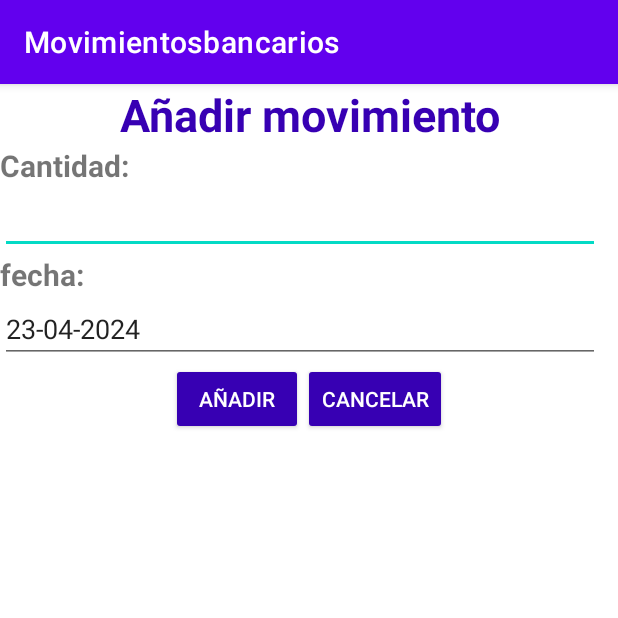
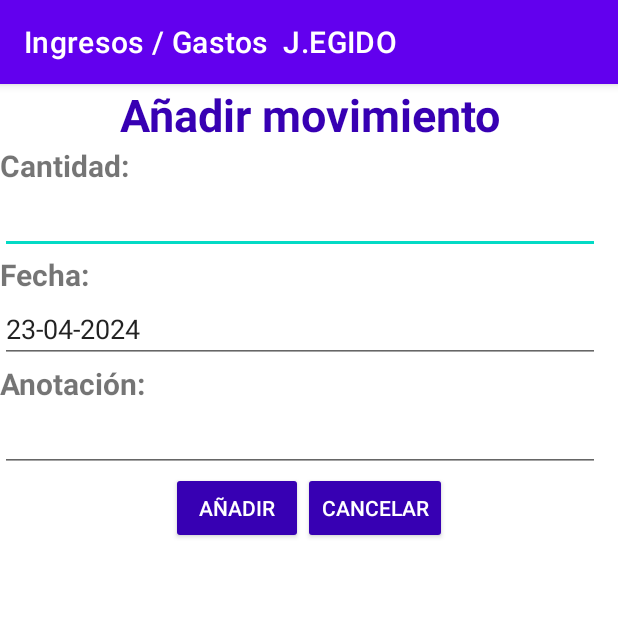
Before and after one commit to jjavier250/Movimientosbancarios, an Android app: the screen it shows after launch (MainActivityinsertar), after a tap on an icon or button, on a phone screen of 412 x 824 dp, the top half of it. Run offline under Robolectric (Android 15) with nearby library versions, the phone set to English and light mode, and no system bars.

Commit message:
Se añade borrado y borrado por linea and descripcion de gasto

```diff
--- a/app/src/main/AndroidManifest.xml
+++ b/app/src/main/AndroidManifest.xml
@@ -7,7 +7,7 @@
         android:dataExtractionRules="@xml/data_extraction_rules"
         android:fullBackupContent="@xml/backup_rules"
         android:icon="@mipmap/ic_launcher"
-        android:label="@string/app_name"
+        android:label="Ingresos / Gastos  J.EGIDO"
         android:roundIcon="@mipmap/ic_launcher_round"
         android:supportsRtl="true"
         android:theme="@style/Theme.Movimientosbancarios"
--- a/app/src/main/java/com/example/movimientosbancarios/MainActivityModificar.kt
+++ b/app/src/main/java/com/example/movimientosbancarios/MainActivityModificar.kt
@@ -26,6 +26,7 @@ class MainActivityModificar : AppCompatActivity() {
         //pintamos lo que nos ha devuelto LA BD en los edittext
         binding.txtcantidad.setText(movimientos.cantidad.toString())
         binding.txtfecha.setText(movimientos.fecha)
+        binding.txtdescripcion.setText(movimientos.desc)
 
 
 
@@ -41,7 +42,7 @@ class MainActivityModificar : AppCompatActivity() {
 
                 movimientos.cantidad = cantidad
                 movimientos.fecha=binding.txtfecha.text.toString()
-
+                movimientos.desc=binding.txtdescripcion.text.toString()
 
                 movimientosDao.update(movimientos)
 
--- a/app/src/main/java/com/example/movimientosbancarios/MainActivityinsertar.kt
+++ b/app/src/main/java/com/example/movimientosbancarios/MainActivityinsertar.kt
@@ -35,7 +35,7 @@ class MainActivityinsertar : AppCompatActivity() {
                 val cantidadTexto = binding.txtcantidad.text.toString()
                 cantidad = cantidadTexto.toInt()
 
-                var movimientos: Movimientos = Movimientos(-1, cantidad, binding.txtfecha.text.toString())
+                var movimientos: Movimientos = Movimientos(-1, cantidad, binding.txtfecha.text.toString(),binding.txtdescripcion.text.toString())
                 movimientosDao.insert(movimientos)
                 Log.i("insertar","Insertado en base de datos")
 
--- a/app/src/main/java/com/example/movimientosbancarios/adapter/MovimientosAdapter.kt
+++ b/app/src/main/java/com/example/movimientosbancarios/adapter/MovimientosAdapter.kt
@@ -11,20 +11,21 @@ import com.example.movimientosbancarios.R
 import com.example.movimientosbancarios.provider.Movimientos
 
 
-class MovimientosAdapter(private var dataSet: List<Movimientos> =listOf(), val onClickListener:(Int)->Unit) :
+class MovimientosAdapter(private var dataSet: List<Movimientos> =listOf(), val onClickListener:(Int)->Unit,private val onclickpapelera:(position:Int)->Unit) :
         RecyclerView.Adapter<MovimientosAdapter.MiViewHolder>() {
 
 
         class MiViewHolder(view: View) : RecyclerView.ViewHolder(view) {
             val cantidad: TextView
             val fecha: TextView
-
+            val papelera:ImageButton
 
 
             init {
                 // hace referencia el textview que esta en item_agenda saco 3 columnas pero mas abajo pinto 2 de la BD
                 cantidad = view.findViewById(R.id.txtcantidad)
                 fecha=view.findViewById(R.id.txtfecha)
+                papelera=view.findViewById(R.id.papelera)
 
 
             }
@@ -42,7 +43,7 @@ class MovimientosAdapter(private var dataSet: List<Movimientos> =listOf(), val o
 
             // En el MainActivity recogemos las llamdas así :   adapter = AgendaAdapter(listaAgenda, { llamarPantallaClick(it) }, {llamarPapeleraClick(it)})
             viewHolder.itemView.setOnClickListener{onClickListener(position)} // capturamos el click del control
-
+            viewHolder.papelera.setOnClickListener{onclickpapelera(position)} // capturamos el click del papelera
 
 
             //si es el de la sesion el favorito le cambio la linea de color
--- a/app/src/main/java/com/example/movimientosbancarios/provider/Movimientos.kt
+++ b/app/src/main/java/com/example/movimientosbancarios/provider/Movimientos.kt
@@ -2,18 +2,20 @@ package com.example.movimientosbancarios.provider
 
 import com.example.agenda.activities.utils.DatabaseManager
 
-class Movimientos (var id: Int, var cantidad:Int, var fecha:String) {
+class Movimientos (var id: Int, var cantidad:Int, var fecha:String,var desc:String) {
 
     companion object {
         const val TABLE_NAME = "movimientos"
         const val COLUMN_NAME_CANTIDAD = "cantidad"
         const val COLUMN_NAME_FECHA = "fecha"
+        const val COLUMN_NAME_DESC = "descripcion"
 
 
         val COLUMN_NAMES = arrayOf(
             DatabaseManager.COLUMN_NAME_ID,
             COLUMN_NAME_CANTIDAD,
-            COLUMN_NAME_FECHA
+            COLUMN_NAME_FECHA,
+            COLUMN_NAME_DESC
 
         )
     }
--- a/app/src/main/java/com/example/movimientosbancarios/utils/DatabaseManager.kt
+++ b/app/src/main/java/com/example/movimientosbancarios/utils/DatabaseManager.kt
@@ -9,14 +9,15 @@ class DatabaseManager (context: Context) : SQLiteOpenHelper(context, DATABASE_NA
 
     companion object {
         const val DATABASE_NAME = "movimientos.db"
-        const val DATABASE_VERSION = 1
+        const val DATABASE_VERSION = 2
         const val COLUMN_NAME_ID = "id"
 
         private const val SQL_CREATE_TABLE =
             "CREATE TABLE ${Movimientos.TABLE_NAME} (" +
                     "$COLUMN_NAME_ID INTEGER PRIMARY KEY AUTOINCREMENT," +
                     "${Movimientos.COLUMN_NAME_CANTIDAD} TEXT," +
-                    "${Movimientos.COLUMN_NAME_FECHA} TEXT)"
+                    "${Movimientos.COLUMN_NAME_FECHA} TEXT," +
+                    "${Movimientos.COLUMN_NAME_DESC} TEXT)"
 
         private const val SQL_DELETE_TABLE = "DROP TABLE IF EXISTS ${Movimientos.TABLE_NAME}"
     }
--- a/app/src/main/res/layout/activity_main.xml
+++ b/app/src/main/res/layout/activity_main.xml
@@ -49,13 +49,15 @@
         android:textColor="@color/white"
         android:text="balance:">
     </TextView>
+
     <ImageButton
         android:id="@+id/btnborrar"
+        style="@android:style/Widget.ImageButton"
         android:layout_width="wrap_content"
         android:layout_height="wrap_content"
         android:layout_gravity="bottom|end"
         android:src="@drawable/delete"
-    >
+        android:tint="#DD1010">
 
     </ImageButton>
 
--- a/app/src/main/res/layout/activity_main_activityinsertar.xml
+++ b/app/src/main/res/layout/activity_main_activityinsertar.xml
@@ -58,7 +58,7 @@
         <TextView
             android:layout_width="wrap_content"
             android:layout_height="wrap_content"
-            android:text="fecha:"
+            android:text="Fecha:"
             android:textSize="20dp"
             android:textStyle="bold"
             >
@@ -78,7 +78,33 @@
         </EditText>
     </LinearLayout>
 
+    <LinearLayout
+        android:layout_width="wrap_content"
+        android:layout_height="wrap_content"
+        android:orientation="horizontal"
+        >
+        <TextView
+            android:layout_width="wrap_content"
+            android:layout_height="wrap_content"
+            android:text="Anotación:"
+            android:textSize="20dp"
+            android:textStyle="bold"
+            >
+        </TextView>
+    </LinearLayout>
+    <LinearLayout
+        android:layout_width="wrap_content"
+        android:layout_height="wrap_content">
 
+        <EditText
+            android:id="@+id/txtdescripcion"
+            android:layout_width="wrap_content"
+            android:layout_height="wrap_content"
+            android:width="400dp"
+            android:maxLength="25">
+
+        </EditText>
+    </LinearLayout>
 
     <LinearLayout
         android:layout_width="match_parent"
```
Also changed, not shown: app/src/main/java/com/example/movimientosbancarios/MainActivity.kt (+68 -2 lines), app/src/main/java/com/example/movimientosbancarios/provider/MovimientosDao.kt (+6 -3 lines), app/src/main/res/layout/activity_main_modificar.xml (+28 -1 lines), app/src/main/res/layout/item_movimientos.xml (+13 -2 lines). Lines whose indentation alone changed are shown as unchanged.
